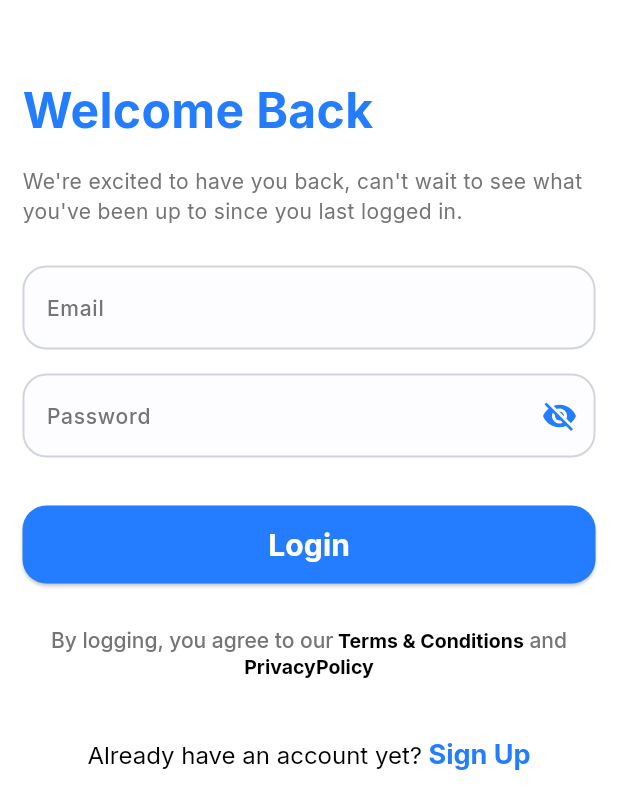
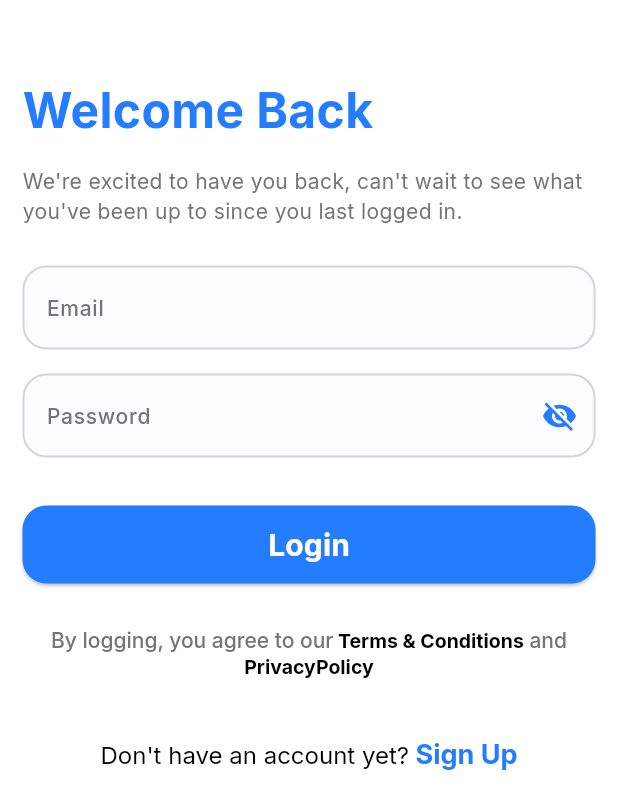
Before and after one commit to AyaNasserEzat/doctor_appointment_app, a Flutter app: the screen it shows after launch, after a tap on "Get Started", on a phone screen of 412 x 824 dp. Shown: the top 809 px of the screen. Run offline on Flutter 3.47's test engine with Material 3 defaults, Android fonts, the phone set to English and light mode, and no system bars; our stand-ins replace dio, flutter_bloc, flutter_secure_storage, flutter_svg, freezed_annotation, get_it and 2 more; generated files the repository leaves out were written again; network calls fail.

Commit message:
feat: add navigation fix between login and signup screens - Used 'AlreadyHaveAnAccount' and 'DontHaveAnAccount' widgets for seamless navigation between login and signup - Fixed duplicate FormKey issue by creating dedicated cubits with factory constructors for login and signup

```diff
--- a/lib/core/di/depensency_injection.dart
+++ b/lib/core/di/depensency_injection.dart
@@ -1,6 +1,9 @@
 import 'package:dio/dio.dart';
 import 'package:doctor_appointment/core/networking/api_service.dart';
 import 'package:doctor_appointment/core/networking/dio_factory.dart';
+import 'package:doctor_appointment/feature/home/data/apis/home_api_service.dart';
+import 'package:doctor_appointment/feature/home/data/repos/home_repo.dart';
+import 'package:doctor_appointment/feature/home/presentation/logic/cubit/home_cubit.dart';
 import 'package:doctor_appointment/feature/login/data/repos/login_repo.dart';
 import 'package:doctor_appointment/feature/login/prsentation/logic/cubit/login_cubit.dart';
 import 'package:doctor_appointment/feature/signUp/data/repos/sign_up_repo.dart';
@@ -13,9 +16,14 @@ void setUpGetIt() {
   getIt.registerLazySingleton<ApiService>(() => ApiService(dio));
   //login
   getIt.registerLazySingleton<LoginRepo>(() => LoginRepo(getIt()));
-  getIt.registerLazySingleton<LoginCubit>(() => LoginCubit(getIt()));
+  getIt.registerFactory<LoginCubit>(() => LoginCubit(getIt()));
 
   //signup
   getIt.registerLazySingleton<SignUpRepo>(() => SignUpRepo(getIt()));
-  getIt.registerLazySingleton<SignupCubit>(() => SignupCubit(getIt()));
+  getIt.registerFactory<SignupCubit>(() => SignupCubit(getIt()));
+
+  //home
+  getIt.registerLazySingleton<HomeApiService>(() => HomeApiService(dio));
+  getIt.registerLazySingleton<HomeRepo>(() => HomeRepo(getIt()));
+  getIt.registerFactory<HomeCubit>(() => HomeCubit(getIt()));
 }
--- a/lib/core/routing/app_router.dart
+++ b/lib/core/routing/app_router.dart
@@ -1,5 +1,6 @@
 import 'package:doctor_appointment/core/di/depensency_injection.dart';
 import 'package:doctor_appointment/core/routing/routes.dart';
+import 'package:doctor_appointment/feature/home/presentation/logic/cubit/home_cubit.dart';
 import 'package:doctor_appointment/feature/home/presentation/screens/home_screen.dart';
 import 'package:doctor_appointment/feature/login/prsentation/logic/cubit/login_cubit.dart';
 import 'package:doctor_appointment/feature/login/prsentation/screens/login_screen.dart';
@@ -31,7 +32,13 @@ class AppRouter {
               ),
         );
       case Routes.homeScreen:
-        return MaterialPageRoute(builder: (_) => HomeScreen());
+        return MaterialPageRoute(
+          builder:
+              (_) => BlocProvider(
+                create: (context) => getIt<HomeCubit>(),
+                child: HomeScreen(),
+              ),
+        );
       default:
         return null;
     }
--- a/lib/core/utils/app_strings.dart
+++ b/lib/core/utils/app_strings.dart
@@ -19,7 +19,9 @@ class AppStrings {
   static const String and = "and";
   static const String privacyPolicy = "PrivacyPolicy";
   static const String aleardyHaveAnAccount = "Already have an account yet?";
+  static const String dontHaveAnAccount = "Don\'t have an account yet?";
   static const String signUp = "Sign Up";
+  static const String signIn = "Sign In";
   static const String createAccount = "Create Account";
   static const String yourNumber = "your number";
   static const String sinUpSubTitle =
--- a/lib/feature/login/prsentation/screens/login_screen.dart
+++ b/lib/feature/login/prsentation/screens/login_screen.dart
@@ -1,7 +1,7 @@
 import 'package:doctor_appointment/core/utils/app_strings.dart';
 import 'package:doctor_appointment/core/utils/app_text_styles.dart';
 import 'package:doctor_appointment/feature/login/prsentation/screens/widgets/agree_terms_and_condition.dart';
-import 'package:doctor_appointment/feature/login/prsentation/screens/widgets/aleardy_have_an_account_widget.dart';
+import 'package:doctor_appointment/feature/login/prsentation/screens/widgets/dont_have_an_account_widget.dart';
 import 'package:doctor_appointment/feature/login/prsentation/screens/widgets/login_form.dart';
 import 'package:flutter/material.dart';
 
--- /dev/null
+++ b/lib/feature/login/prsentation/screens/widgets/dont_have_an_account_widget.dart
@@ -0,0 +1,32 @@
+import 'package:doctor_appointment/core/helper/extension.dart';
+import 'package:doctor_appointment/core/routing/routes.dart';
+import 'package:doctor_appointment/core/utils/app_strings.dart';
+import 'package:doctor_appointment/core/utils/app_text_styles.dart';
+import 'package:flutter/gestures.dart';
+import 'package:flutter/material.dart';
+
+class AleardyHaveAnAccountWidget extends StatelessWidget {
+  const AleardyHaveAnAccountWidget({super.key});
+
+  @override
+  Widget build(BuildContext context) {
+    return Center(
+      child: RichText(
+        textAlign: TextAlign.center,
+        text: TextSpan(
+          text: AppStrings.dontHaveAnAccount,
+          style: AppTextStyles.interRegular16,
+          children: [
+            TextSpan(
+              text: ' ${AppStrings.signUp}',
+              style: AppTextStyles.interBold18,
+              recognizer: TapGestureRecognizer()..onTap = () {
+                context.pushNamed(Routes.signUpScreen);
+              },
+            ),
+          ],
+        ),
+      ),
+    );
+  }
+}
--- a/lib/feature/signUp/presentation/screens/sign_up_screen.dart
+++ b/lib/feature/signUp/presentation/screens/sign_up_screen.dart
@@ -1,7 +1,7 @@
 import 'package:doctor_appointment/core/utils/app_strings.dart';
 import 'package:doctor_appointment/core/utils/app_text_styles.dart';
 import 'package:doctor_appointment/feature/login/prsentation/screens/widgets/agree_terms_and_condition.dart';
-import 'package:doctor_appointment/feature/login/prsentation/screens/widgets/aleardy_have_an_account_widget.dart';
+import 'package:doctor_appointment/feature/signUp/presentation/screens/widgets/already_have_an_account_widget.dart';
 import 'package:doctor_appointment/feature/signUp/presentation/screens/widgets/sign_up_form.dart';
 import 'package:flutter/material.dart';
 
@@ -37,7 +37,7 @@ class SignUpScreen extends StatelessWidget {
                 SizedBox(height: 16),
                 AgreeTermsAndCondtionWidget(),
                 SizedBox(height: 30),
-                AleardyHaveAnAccountWidget(),
+                DontHaveAnAccountWidget(),
               ],
             ),
           ),
--- a/lib/feature/login/prsentation/screens/widgets/aleardy_have_an_account_widget.dart
+++ b/lib/feature/signUp/presentation/screens/widgets/already_have_an_account_widget.dart
@@ -5,8 +5,8 @@ import 'package:doctor_appointment/core/utils/app_text_styles.dart';
 import 'package:flutter/gestures.dart';
 import 'package:flutter/material.dart';
 
-class AleardyHaveAnAccountWidget extends StatelessWidget {
-  const AleardyHaveAnAccountWidget({super.key});
+class DontHaveAnAccountWidget extends StatelessWidget {
+  const DontHaveAnAccountWidget({super.key});
 
   @override
   Widget build(BuildContext context) {
@@ -18,11 +18,13 @@ class AleardyHaveAnAccountWidget extends StatelessWidget {
           style: AppTextStyles.interRegular16,
           children: [
             TextSpan(
-              text: ' ${AppStrings.signUp}',
+              text: ' ${AppStrings.signIn}',
               style: AppTextStyles.interBold18,
-              recognizer: TapGestureRecognizer()..onTap = () {
-                context.pushNamed(Routes.signUpScreen);
-              },
+              recognizer:
+                  TapGestureRecognizer()
+                    ..onTap = () {
+                      context.pushNamed(Routes.loginScreen);
+                    },
             ),
           ],
         ),
--- a/pubspec.yaml
+++ b/pubspec.yaml
@@ -64,6 +64,7 @@ dependencies:
 
 
 
+
 dev_dependencies:
   flutter_test:
     sdk: flutter
```
